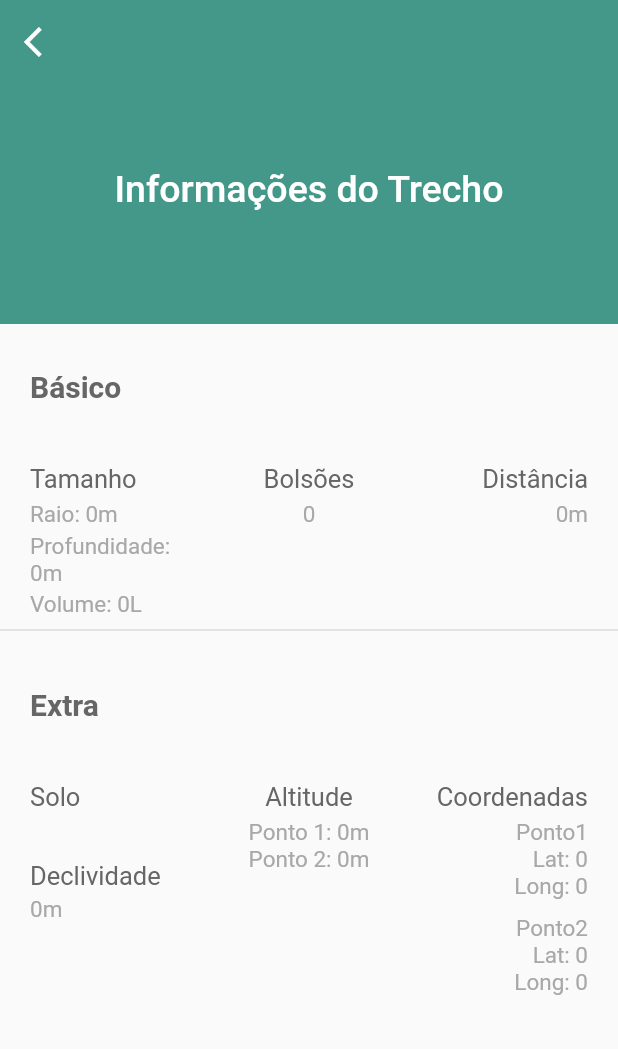
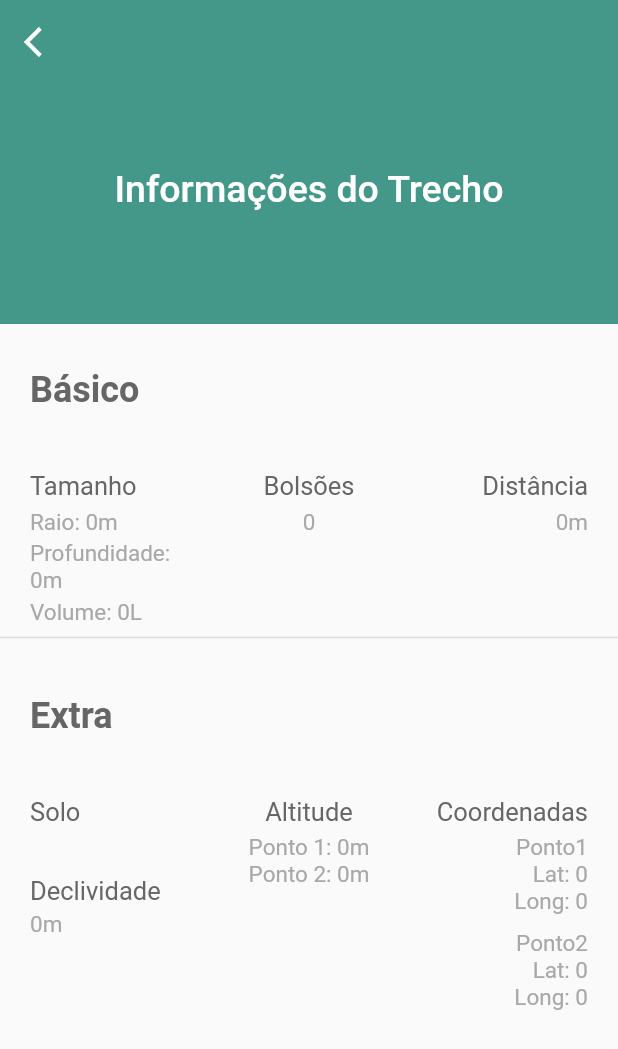
Before and after one commit to TheuFerreira/Flutter-Barraginha, a Flutter app: the PartsInfoPage screen opened directly with empty values, on a phone screen of 412 x 824 dp. Shown: the top 1049 px of the screen. Run offline on Flutter 3.47's test engine with Material 2 defaults, Android fonts, the phone set to English and light mode, and no system bars; our stand-ins replace dio, flutter_mobx, fluttertoast, geolocator, google_fonts, google_maps_flutter and 2 more; accounts and stored records are empty; generated files the repository leaves out were written again.

Commit message:
Update styles

```diff
--- a/lib/Consts/app_colors.dart
+++ /dev/null
@@ -1,7 +0,0 @@
-import 'package:flutter/cupertino.dart';
-
-class AppColors {
-  static Color textBoldColor = Color(0xff666666);
-  static Color primaryClor = Color(0xff439889);
-  static Color lightTextColor = Color(0xffA8A8A8);
-}
--- a/lib/Consts/teste.dart
+++ /dev/null
@@ -1,9 +0,0 @@
-import 'package:flutter/material.dart';
-
-class Teste {
-  static Widget teste = Container(
-    color: Colors.amber,
-    width: 200,
-    height: 200,
-  );
-}
--- a/lib/Consts/text_styles.dart
+++ /dev/null
@@ -1,29 +0,0 @@
-import 'package:flutter/material.dart';
-import 'package:flutter_barraginha/Consts/app_colors.dart';
-import 'package:google_fonts/google_fonts.dart';
-
-class TextStyles {
-  static TextStyle title = GoogleFonts.roboto(
-    color: Colors.white,
-    fontWeight: FontWeight.w500,
-    fontSize: 25,
-  );
-
-  static TextStyle titleBold = GoogleFonts.roboto(
-    color: AppColors.textBoldColor,
-    fontWeight: FontWeight.bold,
-    fontSize: 20,
-  );
-
-  static TextStyle titleNormal = GoogleFonts.roboto(
-    color: AppColors.textBoldColor,
-    fontWeight: FontWeight.normal,
-    fontSize: 17,
-  );
-
-  static TextStyle textNormal = GoogleFonts.roboto(
-    color: AppColors.lightTextColor,
-    fontWeight: FontWeight.normal,
-    fontSize: 15,
-  );
-}
--- a/lib/app/app.dart
+++ b/lib/app/app.dart
@@ -50,8 +50,9 @@ class App extends StatelessWidget {
             color: Color(0xFF666666),
           ),
           headline5: TextStyle(
-            fontSize: 20.0,
-            color: Color(0xFF666666),
+            color: Color(0xff666666),
+            fontWeight: FontWeight.normal,
+            fontSize: 17,
           ),
           headline6: TextStyle(
             color: Color(0xff666666),
@@ -59,9 +60,9 @@ class App extends StatelessWidget {
             fontWeight: FontWeight.w400,
           ),
           subtitle1: TextStyle(
-            height: 1.5,
-            fontSize: 16.0,
-            color: Color(0xFFA8A8A8),
+            color: Color(0xffA8A8A8),
+            fontWeight: FontWeight.normal,
+            fontSize: 15,
           ),
         ),
         cardTheme: const CardTheme(
--- a/lib/app/screens/parts_info/parts_info_page.dart
+++ b/lib/app/screens/parts_info/parts_info_page.dart
@@ -1,6 +1,6 @@
 import 'package:flutter/material.dart';
-import 'package:flutter_barraginha/Consts/text_styles.dart';
 import 'package:flutter_barraginha/app/shared/database/entities/info_part.dart';
+import 'package:google_fonts/google_fonts.dart';
 
 class PartsInfoPage extends StatelessWidget {
   final InfoPart info;
@@ -31,7 +31,11 @@ class PartsInfoPage extends StatelessWidget {
             child: Center(
               child: Text(
                 'Informações do Trecho',
-                style: TextStyles.title,
+                style: GoogleFonts.roboto(
+                  color: Colors.white,
+                  fontWeight: FontWeight.w500,
+                  fontSize: 25,
+                ),
               ),
             ),
           ),
@@ -47,7 +51,7 @@ class PartsInfoPage extends StatelessWidget {
                         padding: const EdgeInsets.only(top: 30, left: 20),
                         child: Text(
                           'Básico',
-                          style: TextStyles.titleBold,
+                          style: Theme.of(context).textTheme.headline3,
                         ),
                       ),
                     ],
@@ -64,24 +68,24 @@ class PartsInfoPage extends StatelessWidget {
                             children: [
                               Text(
                                 'Tamanho',
-                                style: TextStyles.titleNormal,
+                                style: Theme.of(context).textTheme.headline5,
                               ),
                               const SizedBox(height: 5),
                               Text(
                                 'Raio: ${info.radius}m',
-                                style: TextStyles.textNormal,
+                                style: Theme.of(context).textTheme.subtitle1,
                                 textAlign: TextAlign.left,
                               ),
                               const SizedBox(height: 3),
                               Text(
                                 'Profundidade: ${info.depth}m',
-                                style: TextStyles.textNormal,
+                                style: Theme.of(context).textTheme.subtitle1,
                                 textAlign: TextAlign.left,
                               ),
                               const SizedBox(height: 3),
                               Text(
                                 'Volume: ${info.barrageVolume}L',
-                                style: TextStyles.textNormal,
+                                style: Theme.of(context).textTheme.subtitle1,
                                 textAlign: TextAlign.left,
                               ),
                             ],
@@ -93,12 +97,12 @@ class PartsInfoPage extends StatelessWidget {
                           children: [
                             Text(
                               'Bolsões',
-                              style: TextStyles.titleNormal,
+                              style: Theme.of(context).textTheme.headline5,
                             ),
                             const SizedBox(height: 5),
                             Text(
                               '${info.barrageNumbersAdjusted}',
-                              style: TextStyles.textNormal,
+                              style: Theme.of(context).textTheme.subtitle1,
                             )
                           ],
                         ),
@@ -111,12 +115,12 @@ class PartsInfoPage extends StatelessWidget {
                             children: [
                               Text(
                                 'Distância',
-                                style: TextStyles.titleNormal,
+                                style: Theme.of(context).textTheme.headline5,
                               ),
                               const SizedBox(height: 5),
                               Text(
                                 '${info.distance}m',
-                                style: TextStyles.textNormal,
+                                style: Theme.of(context).textTheme.subtitle1,
                                 textAlign: TextAlign.end,
                               ),
                             ],
@@ -133,7 +137,7 @@ class PartsInfoPage extends StatelessWidget {
                         padding: const EdgeInsets.only(top: 30, left: 20),
                         child: Text(
                           'Extra',
-                          style: TextStyles.titleBold,
+                          style: Theme.of(context).textTheme.headline3,
                         ),
                       ),
                     ],
@@ -150,24 +154,24 @@ class PartsInfoPage extends StatelessWidget {
                             children: [
                               Text(
                                 'Solo',
-                                style: TextStyles.titleNormal,
+                                style: Theme.of(context).textTheme.headline5,
                               ),
                               const SizedBox(height: 5),
                               Text(
                                 '${info.soilType.text}',
-                                style: TextStyles.textNormal,
+                                style: Theme.of(context).textTheme.subtitle1,
                                 textAlign: TextAlign.left,
                               ),
                               const SizedBox(height: 10),
                               Text(
                                 'Declividade',
-                                style: TextStyles.titleNormal,
+                                style: Theme.of(context).textTheme.headline5,
                                 textAlign: TextAlign.left,
                               ),
                               const SizedBox(height: 3),
                               Text(
                                 '${info.declivity}m',
-                                style: TextStyles.textNormal,
+                                style: Theme.of(context).textTheme.subtitle1,
                                 textAlign: TextAlign.left,
                               )
                             ],
@@ -179,16 +183,16 @@ class PartsInfoPage extends StatelessWidget {
                           children: [
                             Text(
                               'Altitude',
-                              style: TextStyles.titleNormal,
+                              style: Theme.of(context).textTheme.headline5,
                             ),
                             const SizedBox(height: 5),
                             Text(
                               'Ponto 1: ${info.pointA.altitude}m',
-                              style: TextStyles.textNormal,
+                              style: Theme.of(context).textTheme.subtitle1,
                             ),
                             Text(
                               'Ponto 2: ${info.pointB.altitude}m',
-                              style: TextStyles.textNormal,
+                              style: Theme.of(context).textTheme.subtitle1,
                             ),
                           ],
                         ),
@@ -201,22 +205,22 @@ class PartsInfoPage extends StatelessWidget {
                             children: [
                               Text(
                                 'Coordenadas',
-                                style: TextStyles.titleNormal,
+                                style: Theme.of(context).textTheme.headline5,
                               ),
                               const SizedBox(height: 5),
                               Text(
                                 'Ponto1',
-                                style: TextStyles.textNormal,
+                                style: Theme.of(context).textTheme.subtitle1,
                                 textAlign: TextAlign.end,
                               ),
                               Text(
                                 'Lat: ${info.pointA.latitude}',
-                                style: TextStyles.textNormal,
+                                style: Theme.of(context).textTheme.subtitle1,
                                 textAlign: TextAlign.end,
                               ),
                               Text(
                                 'Long: ${info.pointA.longitude}',
-                                style: TextStyles.textNormal,
+                                style: Theme.of(context).textTheme.subtitle1,
                                 textAlign: TextAlign.end,
                               ),
                               const SizedBox(
@@ -224,17 +228,17 @@ class PartsInfoPage extends StatelessWidget {
                               ),
                               Text(
                                 'Ponto2',
-                                style: TextStyles.textNormal,
+                                style: Theme.of(context).textTheme.subtitle1,
                                 textAlign: TextAlign.end,
                               ),
                               Text(
                                 'Lat: ${info.pointB.latitude}',
-                                style: TextStyles.textNormal,
+                                style: Theme.of(context).textTheme.subtitle1,
                                 textAlign: TextAlign.end,
                               ),
                               Text(
                                 'Long: ${info.pointB.longitude}',
-                                style: TextStyles.textNormal,
+                                style: Theme.of(context).textTheme.subtitle1,
                                 textAlign: TextAlign.end,
                               ),
                             ],
```
